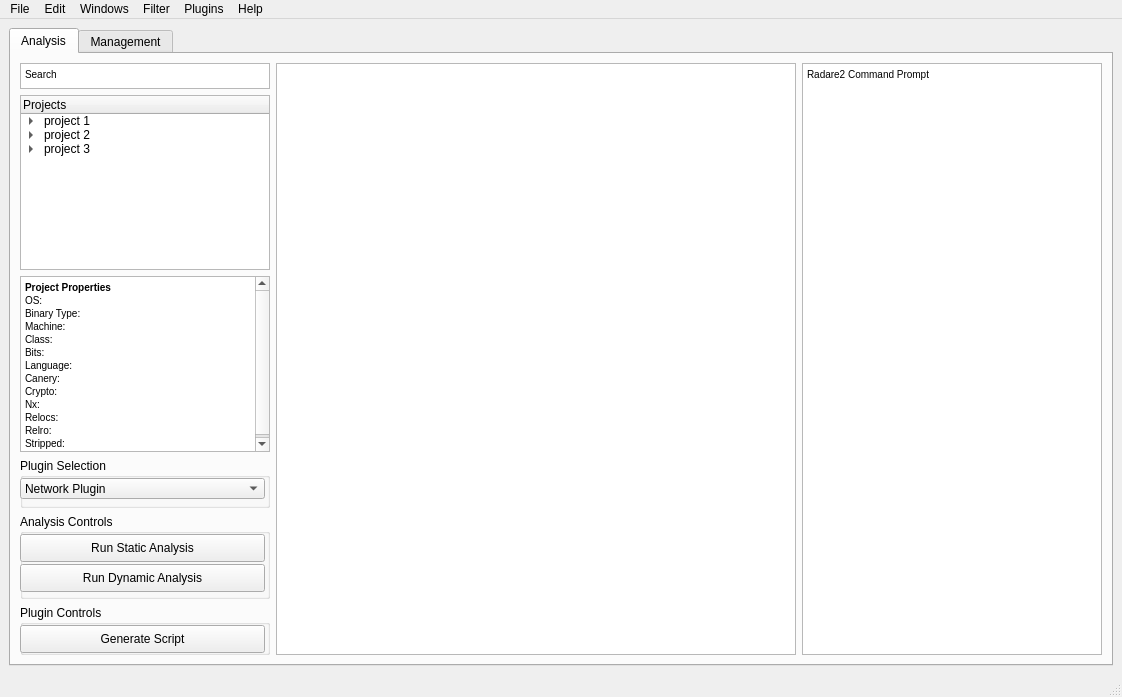
Old version of the form GUI/BATT5_GUI.ui in the repository adalio0/BATT5.
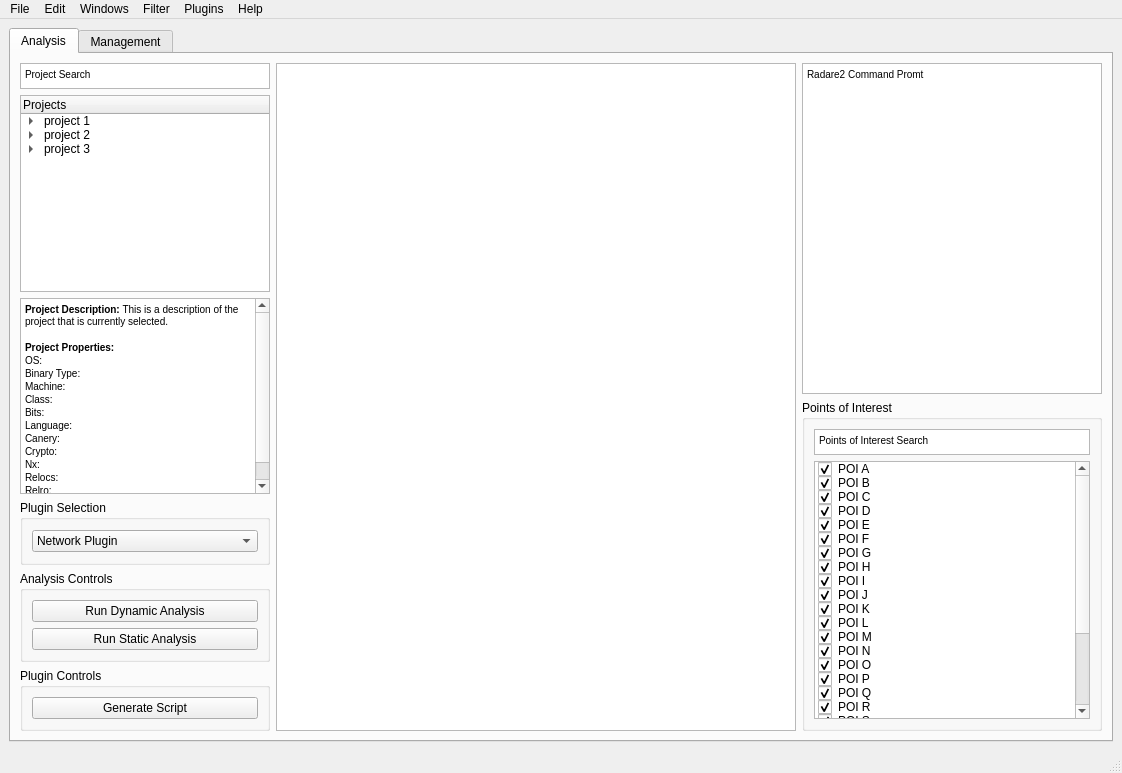
New version of the form. The open tabs and pages were chosen to show the change.

Commit message: [#1] Added POI section of Analysis tab

The edit to the form file:
```diff
--- a/GUI/BATT5_GUI.ui
+++ b/GUI/BATT5_GUI.ui
@@ -7,7 +7,7 @@
     <x>0</x>
     <y>0</y>
     <width>1122</width>
-    <height>697</height>
+    <height>773</height>
    </rect>
   </property>
   <property name="windowTitle">
@@ -18,7 +18,7 @@
     <item row="0" column="1" rowspan="8">
      <widget class="QTabWidget" name="central_tabs">
       <property name="currentIndex">
-       <number>1</number>
+       <number>0</number>
       </property>
       <widget class="QWidget" name="analysis_tab">
        <attribute name="title">
@@ -33,7 +33,7 @@
              <widget class="QTextEdit" name="projectSearch_search">
               <property name="maximumSize">
                <size>
-                <width>16777215</width>
+                <width>250</width>
                 <height>26</height>
                </size>
               </property>
@@ -42,7 +42,7 @@
 &lt;html&gt;&lt;head&gt;&lt;meta name=&quot;qrichtext&quot; content=&quot;1&quot; /&gt;&lt;style type=&quot;text/css&quot;&gt;
 p, li { white-space: pre-wrap; }
 &lt;/style&gt;&lt;/head&gt;&lt;body style=&quot; font-family:'MS Shell Dlg 2'; font-size:7.8pt; font-weight:400; font-style:normal;&quot;&gt;
-&lt;p style=&quot; margin-top:0px; margin-bottom:0px; margin-left:0px; margin-right:0px; -qt-block-indent:0; text-indent:0px;&quot;&gt;Search&lt;/p&gt;&lt;/body&gt;&lt;/html&gt;</string>
+&lt;p style=&quot; margin-top:0px; margin-bottom:0px; margin-left:0px; margin-right:0px; -qt-block-indent:0; text-indent:0px;&quot;&gt;Project Search&lt;/p&gt;&lt;/body&gt;&lt;/html&gt;</string>
               </property>
              </widget>
             </item>
@@ -116,7 +116,9 @@
 &lt;html&gt;&lt;head&gt;&lt;meta name=&quot;qrichtext&quot; content=&quot;1&quot; /&gt;&lt;style type=&quot;text/css&quot;&gt;
 p, li { white-space: pre-wrap; }
 &lt;/style&gt;&lt;/head&gt;&lt;body style=&quot; font-family:'MS Shell Dlg 2'; font-size:7.8pt; font-weight:400; font-style:normal;&quot;&gt;
-&lt;p style=&quot; margin-top:0px; margin-bottom:0px; margin-left:0px; margin-right:0px; -qt-block-indent:0; text-indent:0px;&quot;&gt;&lt;span style=&quot; font-weight:600;&quot;&gt;Project Properties&lt;/span&gt;&lt;/p&gt;
+&lt;p style=&quot; margin-top:0px; margin-bottom:0px; margin-left:0px; margin-right:0px; -qt-block-indent:0; text-indent:0px;&quot;&gt;&lt;span style=&quot; font-weight:600;&quot;&gt;Project Description: &lt;/span&gt;This is a description of the project that is currently selected.&lt;/p&gt;
+&lt;p style=&quot;-qt-paragraph-type:empty; margin-top:0px; margin-bottom:0px; margin-left:0px; margin-right:0px; -qt-block-indent:0; text-indent:0px; font-weight:600;&quot;&gt;&lt;br /&gt;&lt;/p&gt;
+&lt;p style=&quot; margin-top:0px; margin-bottom:0px; margin-left:0px; margin-right:0px; -qt-block-indent:0; text-indent:0px;&quot;&gt;&lt;span style=&quot; font-weight:600;&quot;&gt;Project Properties:&lt;/span&gt;&lt;/p&gt;
 &lt;p style=&quot; margin-top:0px; margin-bottom:0px; margin-left:0px; margin-right:0px; -qt-block-indent:0; text-indent:0px;&quot;&gt;OS: &lt;/p&gt;
 &lt;p style=&quot; margin-top:0px; margin-bottom:0px; margin-left:0px; margin-right:0px; -qt-block-indent:0; text-indent:0px;&quot;&gt;Binary Type:&lt;/p&gt;
 &lt;p style=&quot; margin-top:0px; margin-bottom:0px; margin-left:0px; margin-right:0px; -qt-block-indent:0; text-indent:0px;&quot;&gt;Machine:&lt;/p&gt;
@@ -137,7 +139,7 @@
               <property name="minimumSize">
                <size>
                 <width>250</width>
-                <height>50</height>
+                <height>65</height>
                </size>
               </property>
               <property name="maximumSize">
@@ -149,18 +151,12 @@
               <property name="title">
                <string>Plugin Selection</string>
               </property>
+              <layout class="QVBoxLayout" name="verticalLayout_8">
+               <item>
               <widget class="QComboBox" name="pluginSelection_dropdown">
-               <property name="geometry">
-                <rect>
-                 <x>0</x>
-                 <y>20</y>
-                 <width>245</width>
-                 <height>21</height>
-                </rect>
-               </property>
                <property name="minimumSize">
                 <size>
-                 <width>245</width>
+                   <width>200</width>
                  <height>0</height>
                 </size>
                </property>
@@ -186,6 +182,8 @@
                 </property>
                </item>
               </widget>
+               </item>
+              </layout>
              </widget>
             </item>
             <item alignment="Qt::AlignLeft">
@@ -205,32 +203,22 @@
               <property name="title">
                <string>Analysis Controls</string>
               </property>
-              <widget class="QPushButton" name="runStaticAnalysis_button">
-               <property name="geometry">
-                <rect>
-                 <x>0</x>
-                 <y>20</y>
-                 <width>245</width>
-                 <height>28</height>
-                </rect>
-               </property>
-               <property name="text">
-                <string>Run Static Analysis</string>
-               </property>
-              </widget>
+              <layout class="QVBoxLayout" name="verticalLayout_9">
+               <item>
               <widget class="QPushButton" name="runDynamicAnalysis_button">
-               <property name="geometry">
-                <rect>
-                 <x>0</x>
-                 <y>50</y>
-                 <width>245</width>
-                 <height>28</height>
-                </rect>
-               </property>
                <property name="text">
                 <string>Run Dynamic Analysis</string>
                </property>
               </widget>
+               </item>
+               <item>
+                <widget class="QPushButton" name="runStaticAnalysis_button">
+                 <property name="text">
+                  <string>Run Static Analysis</string>
+                 </property>
+                </widget>
+               </item>
+              </layout>
              </widget>
             </item>
             <item>
@@ -250,19 +238,15 @@
               <property name="title">
                <string>Plugin Controls</string>
               </property>
+              <layout class="QVBoxLayout" name="verticalLayout_10">
+               <item>
               <widget class="QPushButton" name="generateScript_button">
-               <property name="geometry">
-                <rect>
-                 <x>0</x>
-                 <y>20</y>
-                 <width>245</width>
-                 <height>28</height>
-                </rect>
-               </property>
                <property name="text">
                 <string>Generate Script</string>
                </property>
               </widget>
+               </item>
+              </layout>
              </widget>
             </item>
            </layout>
@@ -272,7 +256,9 @@
         <item>
          <layout class="QHBoxLayout" name="detailedAnalysis_layout">
           <item>
-           <widget class="QTextEdit" name="detailedAnalysis_text">
+           <layout class="QVBoxLayout" name="verticalLayout_6">
+            <item>
+             <widget class="QTextEdit" name="textEdit">
             <property name="minimumSize">
              <size>
               <width>500</width>
@@ -283,24 +269,286 @@
           </item>
          </layout>
         </item>
+         </layout>
+        </item>
         <item>
          <layout class="QHBoxLayout" name="cmd_layout">
+          <item>
+           <layout class="QVBoxLayout" name="verticalLayout_5">
           <item alignment="Qt::AlignRight">
-           <widget class="QTextEdit" name="cmn_text">
+             <widget class="QTextEdit" name="textEdit_2">
             <property name="minimumSize">
              <size>
               <width>300</width>
               <height>0</height>
              </size>
             </property>
+              <property name="maximumSize">
+               <size>
+                <width>300</width>
+                <height>16777215</height>
+               </size>
+              </property>
             <property name="html">
              <string>&lt;!DOCTYPE HTML PUBLIC &quot;-//W3C//DTD HTML 4.0//EN&quot; &quot;http://www.w3.org/TR/REC-html40/strict.dtd&quot;&gt;
 &lt;html&gt;&lt;head&gt;&lt;meta name=&quot;qrichtext&quot; content=&quot;1&quot; /&gt;&lt;style type=&quot;text/css&quot;&gt;
 p, li { white-space: pre-wrap; }
 &lt;/style&gt;&lt;/head&gt;&lt;body style=&quot; font-family:'MS Shell Dlg 2'; font-size:7.8pt; font-weight:400; font-style:normal;&quot;&gt;
-&lt;p style=&quot; margin-top:0px; margin-bottom:0px; margin-left:0px; margin-right:0px; -qt-block-indent:0; text-indent:0px;&quot;&gt;Radare2 Command Prompt&lt;/p&gt;&lt;/body&gt;&lt;/html&gt;</string>
-            </property>
-           </widget>
+&lt;p style=&quot; margin-top:0px; margin-bottom:0px; margin-left:0px; margin-right:0px; -qt-block-indent:0; text-indent:0px;&quot;&gt;Radare2 Command Promt&lt;/p&gt;&lt;/body&gt;&lt;/html&gt;</string>
+              </property>
+             </widget>
+            </item>
+            <item>
+             <widget class="QGroupBox" name="groupBox">
+              <property name="minimumSize">
+               <size>
+                <width>0</width>
+                <height>50</height>
+               </size>
+              </property>
+              <property name="maximumSize">
+               <size>
+                <width>300</width>
+                <height>16777215</height>
+               </size>
+              </property>
+              <property name="title">
+               <string>Points of Interest</string>
+              </property>
+              <layout class="QVBoxLayout" name="verticalLayout_11">
+               <item>
+                <widget class="QTextEdit" name="textEdit_3">
+                 <property name="maximumSize">
+                  <size>
+                   <width>16777215</width>
+                   <height>26</height>
+                  </size>
+                 </property>
+                 <property name="html">
+                  <string>&lt;!DOCTYPE HTML PUBLIC &quot;-//W3C//DTD HTML 4.0//EN&quot; &quot;http://www.w3.org/TR/REC-html40/strict.dtd&quot;&gt;
+&lt;html&gt;&lt;head&gt;&lt;meta name=&quot;qrichtext&quot; content=&quot;1&quot; /&gt;&lt;style type=&quot;text/css&quot;&gt;
+p, li { white-space: pre-wrap; }
+&lt;/style&gt;&lt;/head&gt;&lt;body style=&quot; font-family:'MS Shell Dlg 2'; font-size:7.8pt; font-weight:400; font-style:normal;&quot;&gt;
+&lt;p style=&quot; margin-top:0px; margin-bottom:0px; margin-left:0px; margin-right:0px; -qt-block-indent:0; text-indent:0px;&quot;&gt;Points of Interest Search&lt;/p&gt;&lt;/body&gt;&lt;/html&gt;</string>
+                 </property>
+                </widget>
+               </item>
+               <item>
+                <widget class="QListWidget" name="listWidget">
+                 <item>
+                  <property name="text">
+                   <string>POI A</string>
+                  </property>
+                  <property name="checkState">
+                   <enum>Checked</enum>
+                  </property>
+                 </item>
+                 <item>
+                  <property name="text">
+                   <string>POI B</string>
+                  </property>
+                  <property name="checkState">
+                   <enum>Checked</enum>
+                  </property>
+                 </item>
+                 <item>
+                  <property name="text">
+                   <string>POI C</string>
+                  </property>
+                  <property name="checkState">
+                   <enum>Checked</enum>
+                  </property>
+                 </item>
+                 <item>
+                  <property name="text">
+                   <string>POI D</string>
+                  </property>
+                  <property name="checkState">
+                   <enum>Checked</enum>
+                  </property>
+                 </item>
+                 <item>
+                  <property name="text">
+                   <string>POI E</string>
+                  </property>
+                  <property name="checkState">
+                   <enum>Checked</enum>
+                  </property>
+                 </item>
+                 <item>
+                  <property name="text">
+                   <string>POI F</string>
+                  </property>
+                  <property name="checkState">
+                   <enum>Checked</enum>
+                  </property>
+                 </item>
+                 <item>
+                  <property name="text">
+                   <string>POI G</string>
+                  </property>
+                  <property name="checkState">
+                   <enum>Checked</enum>
+                  </property>
+                 </item>
+                 <item>
+                  <property name="text">
+                   <string>POI H</string>
+                  </property>
+                  <property name="checkState">
+                   <enum>Checked</enum>
+                  </property>
+                 </item>
+                 <item>
+                  <property name="text">
+                   <string>POI I</string>
+                  </property>
+                  <property name="checkState">
+                   <enum>Checked</enum>
+                  </property>
+                 </item>
+                 <item>
+                  <property name="text">
+                   <string>POI J</string>
+                  </property>
+                  <property name="checkState">
+                   <enum>Checked</enum>
+                  </property>
+                 </item>
+                 <item>
+                  <property name="text">
+                   <string>POI K</string>
+                  </property>
+                  <property name="checkState">
+                   <enum>Checked</enum>
+                  </property>
+                 </item>
+                 <item>
+                  <property name="text">
+                   <string>POI L</string>
+                  </property>
+                  <property name="checkState">
+                   <enum>Checked</enum>
+                  </property>
+                 </item>
+                 <item>
+                  <property name="text">
+                   <string>POI M</string>
+                  </property>
+                  <property name="checkState">
+                   <enum>Checked</enum>
+                  </property>
+                 </item>
+                 <item>
+                  <property name="text">
+                   <string>POI N</string>
+                  </property>
+                  <property name="checkState">
+                   <enum>Checked</enum>
+                  </property>
+                 </item>
+                 <item>
+                  <property name="text">
+                   <string>POI O</string>
+                  </property>
+                  <property name="checkState">
+                   <enum>Checked</enum>
+                  </property>
+                 </item>
+                 <item>
+                  <property name="text">
+                   <string>POI P</string>
+                  </property>
+                  <property name="checkState">
+                   <enum>Checked</enum>
+                  </property>
+                 </item>
+                 <item>
+                  <property name="text">
+                   <string>POI Q</string>
+                  </property>
+                  <property name="checkState">
+                   <enum>Checked</enum>
+                  </property>
+                 </item>
+                 <item>
+                  <property name="text">
+                   <string>POI R</string>
+                  </property>
+                  <property name="checkState">
+                   <enum>Checked</enum>
+                  </property>
+                 </item>
+                 <item>
+                  <property name="text">
+                   <string>POI S</string>
+                  </property>
+                  <property name="checkState">
+                   <enum>Checked</enum>
+                  </property>
+                 </item>
+                 <item>
+                  <property name="text">
+                   <string>POI T</string>
+                  </property>
+                  <property name="checkState">
+                   <enum>Checked</enum>
+                  </property>
+                 </item>
+                 <item>
+                  <property name="text">
+                   <string>POI U</string>
+                  </property>
+                  <property name="checkState">
+                   <enum>Checked</enum>
+                  </property>
+                 </item>
+                 <item>
+                  <property name="text">
+                   <string>POI V</string>
+                  </property>
+                  <property name="checkState">
+                   <enum>Checked</enum>
+                  </property>
+                 </item>
+                 <item>
+                  <property name="text">
+                   <string>POI W</string>
+                  </property>
+                  <property name="checkState">
+                   <enum>Checked</enum>
+                  </property>
+                 </item>
+                 <item>
+                  <property name="text">
+                   <string>POI X</string>
+                  </property>
+                  <property name="checkState">
+                   <enum>Checked</enum>
+                  </property>
+                 </item>
+                 <item>
+                  <property name="text">
+                   <string>POI Y</string>
+                  </property>
+                  <property name="checkState">
+                   <enum>Checked</enum>
+                  </property>
+                 </item>
+                 <item>
+                  <property name="text">
+                   <string>POI Z</string>
+                  </property>
+                  <property name="checkState">
+                   <enum>Checked</enum>
+                  </property>
+                 </item>
+                </widget>
+               </item>
+              </layout>
+             </widget>
+            </item>
+           </layout>
           </item>
          </layout>
         </item>
```
Lines whose indentation alone changed are shown as unchanged.
